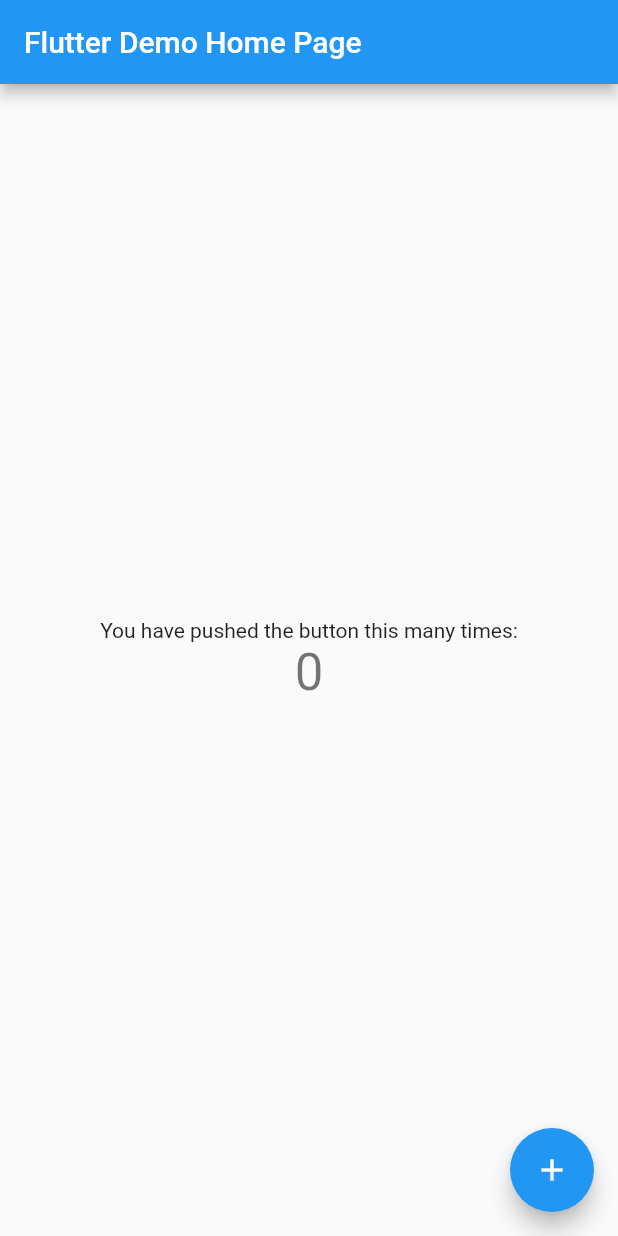
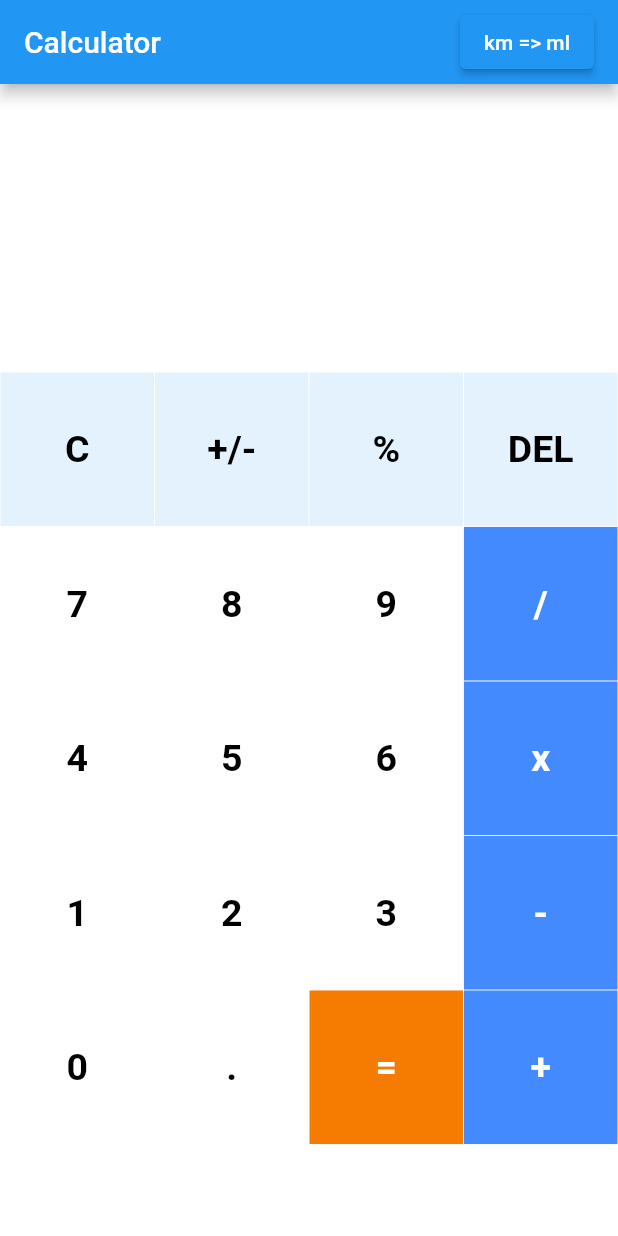
Before and after one commit to moxort/Calculator, a Flutter app: the screen it shows after launch, on a phone screen of 412 x 824 dp. Run offline on Flutter 3.47's test engine with Material 2 defaults, Android fonts, the light colour scheme and no system bars; our stand-ins replace math_expressions.

Commit message:
Added buttons, UI, basic logic, math expression support, mile converter,

```diff
--- /dev/null
+++ b/lib/buttons/buttons.dart
@@ -0,0 +1,37 @@
+import 'package:flutter/material.dart';
+
+class MyButton extends StatelessWidget {
+
+  final color;
+  final textColor;
+  final String buttonText;
+  final buttontapped;
+
+  MyButton({this.color, this.textColor, required this.buttonText, this.buttontapped});
+
+  @override
+  Widget build(BuildContext context) {
+    return GestureDetector(
+      onTap: buttontapped,
+      child: Padding(
+        padding: const EdgeInsets.all(0.2),
+        child: ClipRRect(
+          // borderRadius: BorderRadius.circular(25),
+          child: Container(
+            color: color,
+            child: Center(
+              child: Text(
+                buttonText,
+                style: TextStyle(
+                  color: textColor,
+                  fontSize: 25,
+                  fontWeight: FontWeight.bold,
+                ),
+              ),
+            ),
+          ),
+        ),
+      ),
+    );
+  }
+}
--- a/lib/main.dart
+++ b/lib/main.dart
@@ -1,4 +1,7 @@
+import 'package:calculator/buttons/buttons.dart';
+import 'package:calculator/screens/converter-screen.dart';
 import 'package:flutter/material.dart';
+import 'package:math_expressions/math_expressions.dart';
 
 void main() {
   runApp(const MyApp());
@@ -7,109 +10,207 @@
 class MyApp extends StatelessWidget {
   const MyApp({super.key});
 
-  // This widget is the root of your application.
   @override
   Widget build(BuildContext context) {
     return MaterialApp(
-      title: 'Flutter Demo',
-      theme: ThemeData(
-        // This is the theme of your application.
-        //
-        // Try running your application with "flutter run". You'll see the
-        // application has a blue toolbar. Then, without quitting the app, try
-        // changing the primarySwatch below to Colors.green and then invoke
-        // "hot reload" (press "r" in the console where you ran "flutter run",
-        // or simply save your changes to "hot reload" in a Flutter IDE).
-        // Notice that the counter didn't reset back to zero; the application
-        // is not restarted.
-        primarySwatch: Colors.blue,
-      ),
-      home: const MyHomePage(title: 'Flutter Demo Home Page'),
+      initialRoute: '/',
+      routes: {
+        '/converter': (context) => ConverterScreen(),
+      },
+      debugShowCheckedModeBanner: false,
+      home: HomePage(),
     );
   }
 }
 
-class MyHomePage extends StatefulWidget {
-  const MyHomePage({super.key, required this.title});
-
-  // This widget is the home page of your application. It is stateful, meaning
-  // that it has a State object (defined below) that contains fields that affect
-  // how it looks.
-
-  // This class is the configuration for the state. It holds the values (in this
-  // case the title) provided by the parent (in this case the App widget) and
-  // used by the build method of the State. Fields in a Widget subclass are
-  // always marked "final".
-
-  final String title;
+class HomePage extends StatefulWidget {
+  const HomePage({super.key});
 
   @override
-  State<MyHomePage> createState() => _MyHomePageState();
+  _HomePageState createState() => _HomePageState();
 }
 
-class _MyHomePageState extends State<MyHomePage> {
-  int _counter = 0;
+class _HomePageState extends State<HomePage> {
+  var userInput = '';
+  var answer = '';
 
-  void _incrementCounter() {
-    setState(() {
-      // This call to setState tells the Flutter framework that something has
-      // changed in this State, which causes it to rerun the build method below
-      // so that the display can reflect the updated values. If we changed
-      // _counter without calling setState(), then the build method would not be
-      // called again, and so nothing would appear to happen.
-      _counter++;
-    });
-  }
+// Array of button
+  final List<String> buttons = [
+    'C',
+    '+/-',
+    '%',
+    'DEL',
+    '7',
+    '8',
+    '9',
+    '/',
+    '4',
+    '5',
+    '6',
+    'x',
+    '1',
+    '2',
+    '3',
+    '-',
+    '0',
+    '.',
+    '=',
+    '+',
+  ];
 
   @override
   Widget build(BuildContext context) {
-    // This method is rerun every time setState is called, for instance as done
-    // by the _incrementCounter method above.
-    //
-    // The Flutter framework has been optimized to make rerunning build methods
-    // fast, so that you can just rebuild anything that needs updating rather
-    // than having to individually change instances of widgets.
     return Scaffold(
       appBar: AppBar(
-        // Here we take the value from the MyHomePage object that was created by
-        // the App.build method, and use it to set our appbar title.
-        title: Text(widget.title),
-      ),
-      body: Center(
-        // Center is a layout widget. It takes a single child and positions it
-        // in the middle of the parent.
-        child: Column(
-          // Column is also a layout widget. It takes a list of children and
-          // arranges them vertically. By default, it sizes itself to fit its
-          // children horizontally, and tries to be as tall as its parent.
-          //
-          // Invoke "debug painting" (press "p" in the console, choose the
-          // "Toggle Debug Paint" action from the Flutter Inspector in Android
-          // Studio, or the "Toggle Debug Paint" command in Visual Studio Code)
-          // to see the wireframe for each widget.
-          //
-          // Column has various properties to control how it sizes itself and
-          // how it positions its children. Here we use mainAxisAlignment to
-          // center the children vertically; the main axis here is the vertical
-          // axis because Columns are vertical (the cross axis would be
-          // horizontal).
-          mainAxisAlignment: MainAxisAlignment.center,
-          children: <Widget>[
-            const Text(
-              'You have pushed the button this many times:',
-            ),
-            Text(
-              '$_counter',
-              style: Theme.of(context).textTheme.headlineMedium,
-            ),
+        title: Row(
+          mainAxisAlignment: MainAxisAlignment.spaceBetween,
+          children: [
+            Text("Calculator"),
+            ElevatedButton(onPressed: () => Navigator.of(context).pushNamed('/converter'),
+                child: Text("km => ml"),)
           ],
         ),
+
       ),
-      floatingActionButton: FloatingActionButton(
-        onPressed: _incrementCounter,
-        tooltip: 'Increment',
-        child: const Icon(Icons.add),
-      ), // This trailing comma makes auto-formatting nicer for build methods.
+      backgroundColor: Colors.white38,
+      body: Column(
+        children: <Widget>[
+          Expanded(
+            child: Column(
+                mainAxisAlignment: MainAxisAlignment.spaceEvenly,
+                children: <Widget>[
+                  Container(
+                    padding: const EdgeInsets.all(20),
+                    alignment: Alignment.centerRight,
+                    child: Text(
+                      userInput,
+                      style: const TextStyle(fontSize: 18, color: Colors.white),
+                    ),
+                  ),
+                  Container(
+                    padding: const EdgeInsets.all(15),
+                    alignment: Alignment.centerRight,
+                    child: Text(
+                      answer,
+                      style: const TextStyle(
+                          fontSize: 30,
+                          color: Colors.white,
+                          fontWeight: FontWeight.bold),
+                    ),
+                  )
+                ]),
+          ),
+          Expanded(
+            flex: 3,
+            child: GridView.builder(
+                itemCount: buttons.length,
+                gridDelegate: const SliverGridDelegateWithFixedCrossAxisCount(
+                    crossAxisCount: 4),
+                itemBuilder: (BuildContext context, int index) {
+                  // Clear Button
+                  if (index == 0) {
+                    return MyButton(
+                      buttontapped: () {
+                        setState(() {
+                          userInput = '';
+                          answer = '0';
+                        });
+                      },
+                      buttonText: buttons[index],
+                      color: Colors.blue[50],
+                      textColor: Colors.black,
+                    );
+                  }
+
+                  // +/- button
+                  else if (index == 1) {
+                    return MyButton(
+                      buttonText: buttons[index],
+                      color: Colors.blue[50],
+                      textColor: Colors.black,
+                    );
+                  }
+                  // % Button
+                  else if (index == 2) {
+                    return MyButton(
+                      buttontapped: () {
+                        setState(() {
+                          userInput += buttons[index];
+                        });
+                      },
+                      buttonText: buttons[index],
+                      color: Colors.blue[50],
+                      textColor: Colors.black,
+                    );
+                  }
+                  // Delete Button
+                  else if (index == 3) {
+                    return MyButton(
+                      buttontapped: () {
+                        setState(() {
+                          userInput =
+                              userInput.substring(0, userInput.length - 1);
+                        });
+                      },
+                      buttonText: buttons[index],
+                      color: Colors.blue[50],
+                      textColor: Colors.black,
+                    );
+                  }
+                  // Equal_to Button
+                  else if (index == 18) {
+                    return MyButton(
+                      buttontapped: () {
+                        setState(() {
+                          equalPressed();
+                        });
+                      },
+                      buttonText: buttons[index],
+                      color: Colors.orange[700],
+                      textColor: Colors.white,
+                    );
+                  }
+
+                  // other buttons
+                  else {
+                    return MyButton(
+                      buttontapped: () {
+                        setState(() {
+                          userInput += buttons[index];
+                        });
+                      },
+                      buttonText: buttons[index],
+                      color: isOperator(buttons[index])
+                          ? Colors.blueAccent
+                          : Colors.white,
+                      textColor: isOperator(buttons[index])
+                          ? Colors.white
+                          : Colors.black,
+                    );
+                  }
+                }),
+          ),
+        ],
+      ),
     );
   }
+
+  bool isOperator(String x) {
+    if (x == '/' || x == 'x' || x == '-' || x == '+' || x == '=') {
+      return true;
+    }
+    return false;
+  }
+
+// function to calculate the input operation
+  void equalPressed() {
+    String finaluserinput = userInput;
+    finaluserinput = userInput.replaceAll('x', '*');
+
+    Parser p = Parser();
+    Expression exp = p.parse(finaluserinput);
+    ContextModel cm = ContextModel();
+    double eval = exp.evaluate(EvaluationType.REAL, cm);
+    answer = eval.toString();
+  }
 }
--- a/pubspec.yaml
+++ b/pubspec.yaml
@@ -35,6 +35,7 @@
   # The following adds the Cupertino Icons font to your application.
   # Use with the CupertinoIcons class for iOS style icons.
   cupertino_icons: ^1.0.2
+  math_expressions: ^2.4.0
 
 dev_dependencies:
   flutter_test:
```
Also changed, not shown: lib/screens/converter-screen.dart (added, +60 -0 lines), pubspec.lock.
